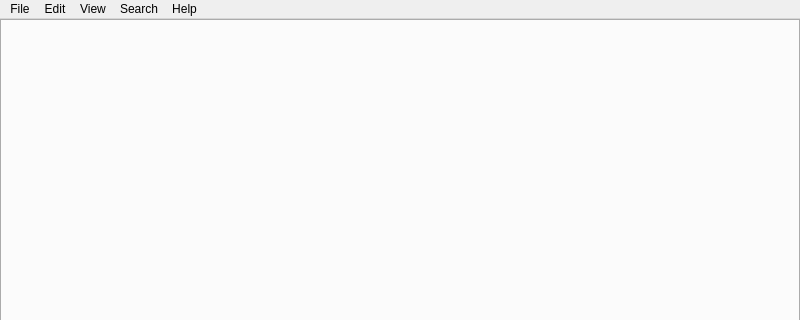
djeada/Lightpad, file App/mainwindow.ui: the form before one commit; both pictures show x 0 to 800 and y 0 to 320 of the 800 by 600 pixel window.
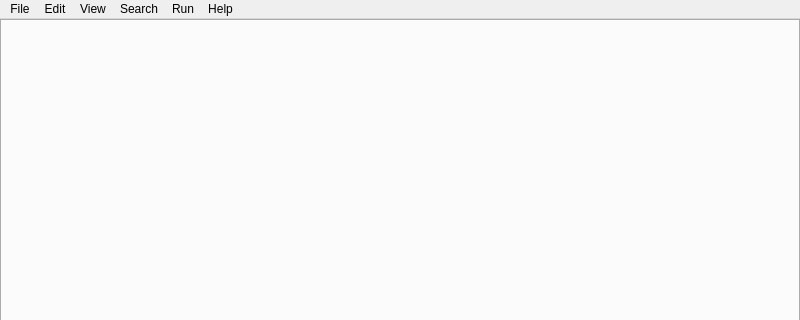
The form after the commit. Icons and pictures are not drawn. Custom widgets are drawn as their Qt base class.

What changed in the file:
```diff
--- a/App/mainwindow.ui
+++ b/App/mainwindow.ui
@@ -305,10 +305,18 @@
     <addaction name="actionReplace_in_file"/>
     <addaction name="actionReplace_in_project"/>
    </widget>
+   <widget class="QMenu" name="menuRun">
+    <property name="title">
+     <string>Run</string>
+    </property>
+    <addaction name="actionRun_file_name"/>
+    <addaction name="actionEdit_Configurations"/>
+   </widget>
    <addaction name="menuFile"/>
    <addaction name="menuEdit"/>
    <addaction name="menuView"/>
    <addaction name="menuSearch"/>
+   <addaction name="menuRun"/>
    <addaction name="menuHelp"/>
   </widget>
   <action name="actionToggle_Undo">
```
Left out of the diff: 18 changed lines with no effect on the pictures.
